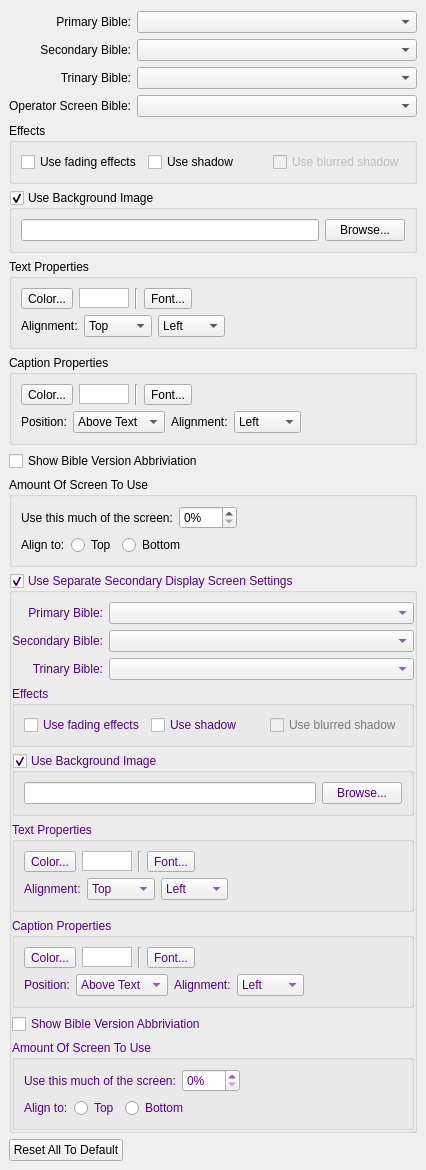
Above: src/biblesettingwidget.ui from SoftProjector/src before the change. Below: the same form after it.
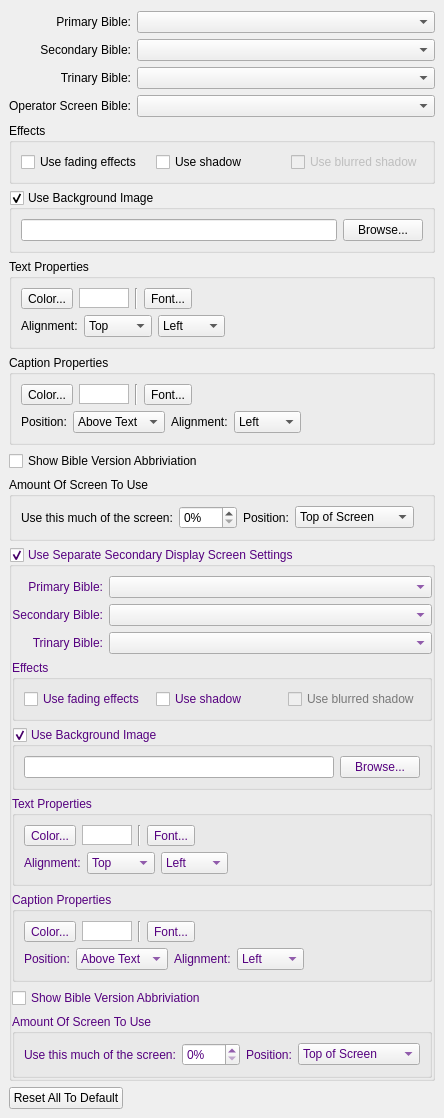
That is the form after the change.

```diff
--- a/src/biblesettingwidget.ui
+++ b/src/biblesettingwidget.ui
@@ -475,51 +475,28 @@
          </widget>
         </item>
         <item>
-         <spacer name="horizontalSpacer_2">
-          <property name="orientation">
-           <enum>Qt::Horizontal</enum>
-          </property>
-          <property name="sizeHint" stdset="0">
-           <size>
-            <width>40</width>
-            <height>20</height>
-           </size>
-          </property>
-         </spacer>
-        </item>
-       </layout>
-      </item>
-      <item row="1" column="0">
-       <layout class="QHBoxLayout" name="horizontalLayout">
-        <item>
          <widget class="QLabel" name="label_MaxTopBottom">
           <property name="text">
-           <string>Align to:</string>
+           <string>Position:</string>
           </property>
          </widget>
         </item>
         <item>
-         <widget class="QRadioButton" name="radioButtonMaxTop">
-          <property name="toolTip">
-           <string>Select &quot;Top&quot; to use top portion of the display screen</string>
-          </property>
+         <widget class="QComboBox" name="comboBoxScreenPosition">
+          <item>
           <property name="text">
-           <string>Top</string>
-          </property>
-         </widget>
+            <string>Top of Screen</string>
+           </property>
         </item>
         <item>
-         <widget class="QRadioButton" name="radioButtonMaxBottom">
-          <property name="toolTip">
-           <string>Select &quot;Bottom&quot; to use bottom portion of the display screen</string>
-          </property>
           <property name="text">
-           <string>Bottom</string>
-          </property>
+            <string>Botton of Screen</string>
+           </property>
+          </item>
          </widget>
         </item>
         <item>
-         <spacer name="horizontalSpacer">
+         <spacer name="horizontalSpacer_2">
           <property name="orientation">
            <enum>Qt::Horizontal</enum>
           </property>
@@ -1294,51 +1271,28 @@
             </widget>
            </item>
            <item>
-            <spacer name="horizontalSpacer_4">
-             <property name="orientation">
-              <enum>Qt::Horizontal</enum>
-             </property>
-             <property name="sizeHint" stdset="0">
-              <size>
-               <width>40</width>
-               <height>20</height>
-              </size>
-             </property>
-            </spacer>
-           </item>
-          </layout>
-         </item>
-         <item row="1" column="0">
-          <layout class="QHBoxLayout" name="horizontalLayout_11">
-           <item>
             <widget class="QLabel" name="labelMaxTopButtom2">
              <property name="text">
-              <string>Align to:</string>
+              <string>Position:</string>
              </property>
             </widget>
            </item>
            <item>
-            <widget class="QRadioButton" name="radioButtonMaxTop2">
-             <property name="toolTip">
-              <string>Select &quot;Top&quot; to use top portion of the display screen</string>
-             </property>
+            <widget class="QComboBox" name="comboBoxScreenPosition2">
+             <item>
              <property name="text">
-              <string>Top</string>
-             </property>
-            </widget>
+               <string>Top of Screen</string>
+              </property>
            </item>
            <item>
-            <widget class="QRadioButton" name="radioButtonMaxBottom2">
-             <property name="toolTip">
-              <string>Select &quot;Bottom&quot; to use bottom portion of the display screen</string>
-             </property>
              <property name="text">
-              <string>Bottom</string>
-             </property>
+               <string>Bottom of Screen</string>
+              </property>
+             </item>
             </widget>
            </item>
            <item>
-            <spacer name="horizontalSpacer_7">
+            <spacer name="horizontalSpacer_4">
              <property name="orientation">
               <enum>Qt::Horizontal</enum>
              </property>
```
Lines whose indentation alone changed are shown as unchanged.
